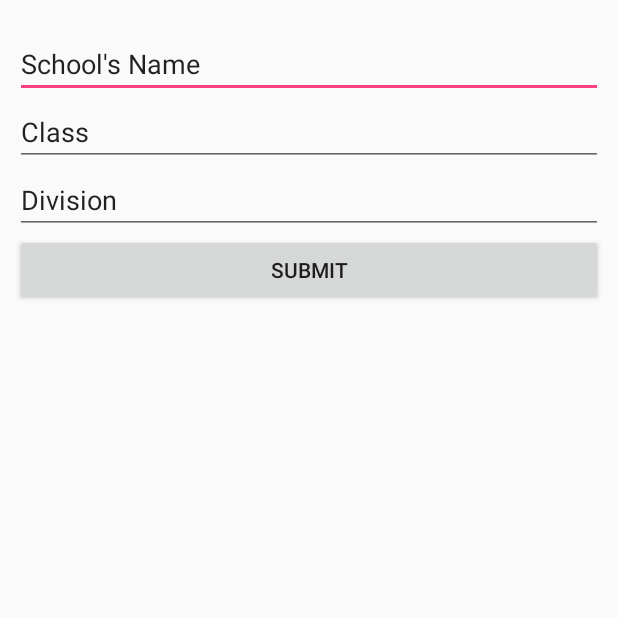
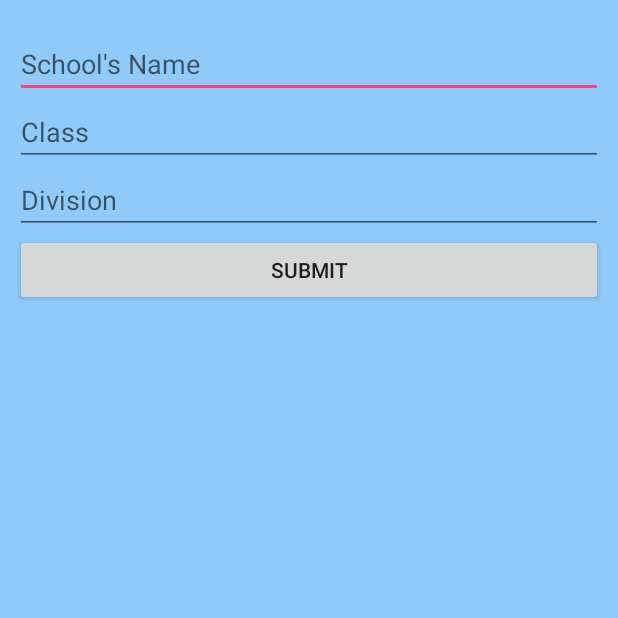
Before and after one commit to gurunaik111/AndroPrac, an Android app: the screen it shows after launch (SignupActivity), on a phone screen of 412 x 824 dp, the top half of it. Run offline under Robolectric (Android 15) with nearby library versions, the phone set to English and light mode, and no system bars.

```diff
--- a/app/src/main/java/com/guru/parentapp2/SignupActivity.java
+++ b/app/src/main/java/com/guru/parentapp2/SignupActivity.java
@@ -33,6 +33,9 @@ public class SignupActivity extends Activity{
 
 
     }
+
+    public void onSubmitButtonClick(View view) {
+    }
 /*
     TextView schoolName=(TextView) findViewById(R.id.schoolName);
     TextView studClass=(TextView) findViewById(R.id.studentClass);
--- a/app/src/main/res/layout/activity_signup.xml
+++ b/app/src/main/res/layout/activity_signup.xml
@@ -4,32 +4,37 @@
     android:layout_height="match_parent"
     android:paddingEnd="10dp"
     android:paddingStart="10dp"
+    android:background="@color/pgbground"
     android:paddingTop="20dp"
     android:orientation="vertical">
 
     <EditText
         android:id="@+id/schoolName"
         android:layout_width="match_parent"
+
         android:layout_height="wrap_content"
-
+        android:cursorVisible="true"
+        android:maxLength="10"
         android:inputType="textPersonName"
-        android:text="School's Name" />
+        android:hint="School's Name" />
 
     <EditText
         android:id="@+id/studentClass"
         android:layout_width="match_parent"
         android:layout_height="wrap_content"
-
-        android:text="Class"
+        android:cursorVisible="true"
+        android:maxLength="2"
+        android:hint="Class"
         android:inputType="number" />
 
     <EditText
         android:id="@+id/studentDivision"
         android:layout_width="match_parent"
         android:layout_height="wrap_content"
-
+        android:maxLength="10"
+        android:cursorVisible="true"
         android:inputType="textPersonName"
-        android:text="Division" />
+        android:hint="Division" />
 
     <Button
         android:id="@+id/button_submit"
--- a/app/src/main/res/values/colors.xml
+++ b/app/src/main/res/values/colors.xml
@@ -4,4 +4,5 @@
     <color name="colorPrimaryDark">#303F9F</color>
     <color name="colorAccent">#FF4081</color>
     <color name="bottomCol">#FF4081</color>
+    <color name="pgbground">#90CAF9</color>
 </resources>
```
Also changed, not shown: app/src/main/java/com/guru/parentapp2/MainActivity.java (+5 -11 lines).
